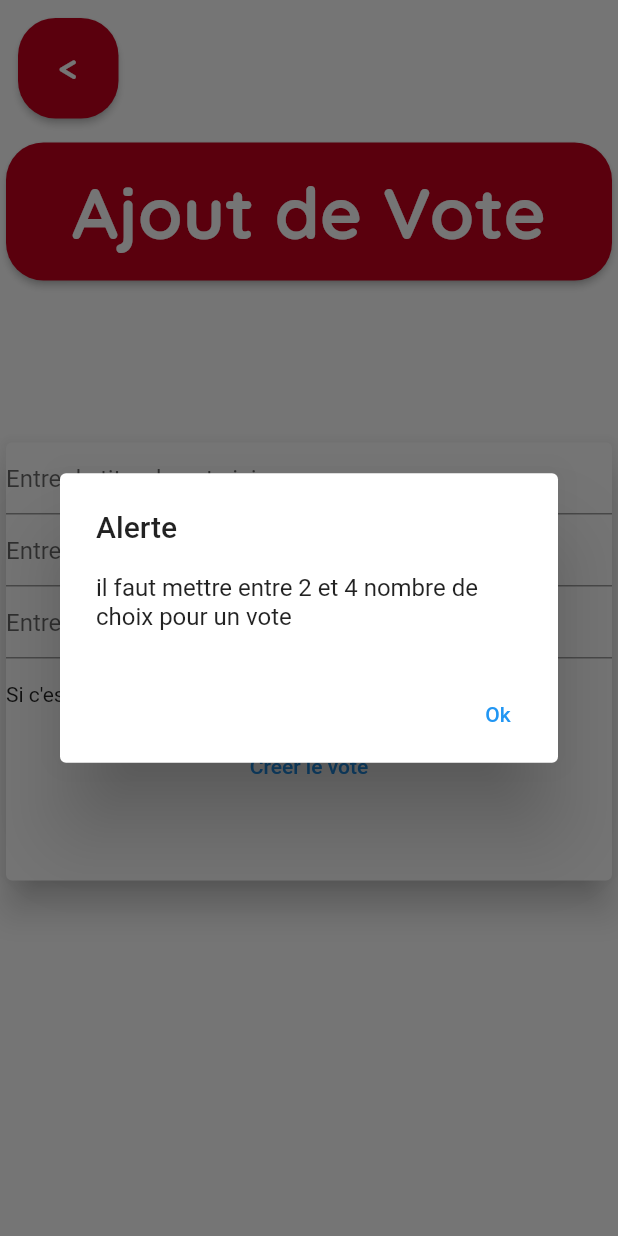
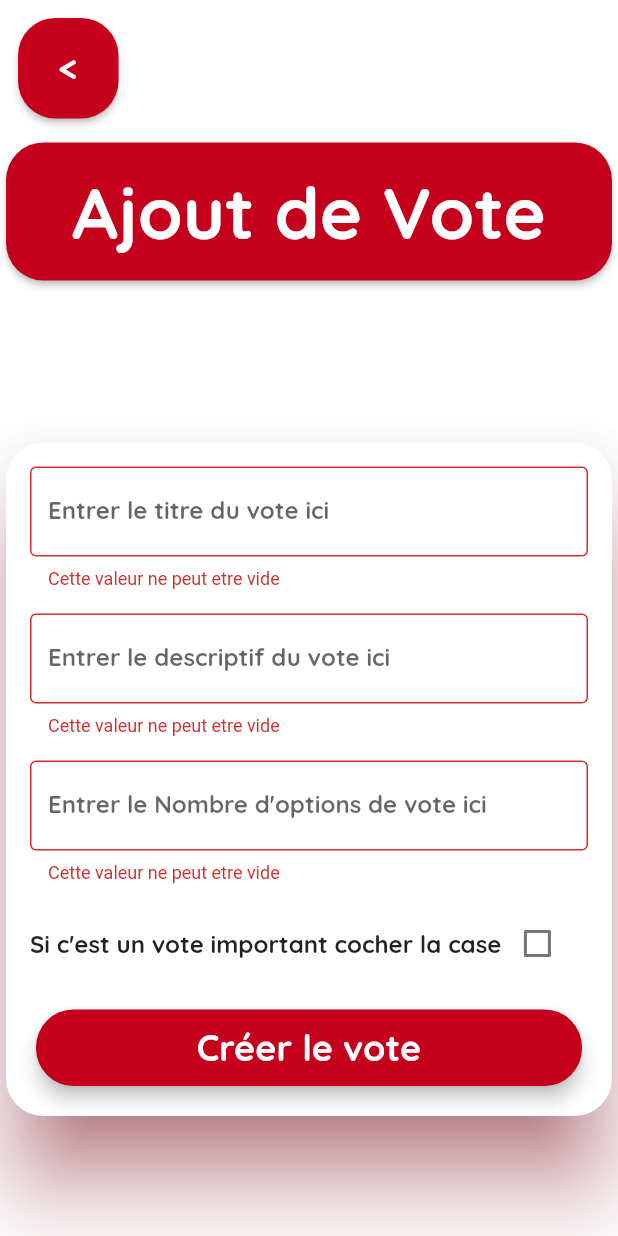
Before and after one commit to Majestyk228/3MOC-AnnualProject, a Flutter app: the AddVoteView widget shown alone on an empty page, opened directly, after a tap on "Créer le vote", on a phone screen of 412 x 824 dp. Run offline on Flutter 3.47's test engine with Material 2 defaults, Android fonts, the phone set to English and light mode, and no system bars; missing offline and left inert: side_navigation; network calls fail.

Commit message:
add vote view ui

```diff
--- a/ExprimonsAdmin/lib/Child/addvoteview.dart
+++ b/ExprimonsAdmin/lib/Child/addvoteview.dart
@@ -1,4 +1,5 @@
 import 'package:exprimons_nous/Colors.dart';
+import 'package:exprimons_nous/component/dialogaddoptionvote.dart';
 import 'package:exprimons_nous/objects/optionvote.dart';
 import 'package:exprimons_nous/objects/votes.dart';
 import 'package:exprimons_nous/TextStyle.dart';
@@ -18,6 +19,11 @@ class _AddVoteViewState extends State<AddVoteView> {
   late TextEditingController nbChoice;
   bool important = false;
   late List<OptionVotes> optionVotes;
+  bool _validateTitle = true;
+  bool _validateBody = true;
+  bool _validateNbChoice = true;
+
+  String errorMessageNbChoice = "Cette valeur ne peut etre vide";
 
   @override
   void initState() {
@@ -93,25 +99,84 @@ class _AddVoteViewState extends State<AddVoteView> {
           ),
           Center(
             child: Container(
-              width: 500,
-              height: 300,
+              width: 1000,
               child: Card(
-                elevation: 10,
+                shadowColor: DarkRedColor,
+                shape: RoundedRectangleBorder(
+                    borderRadius: BorderRadius.circular(25)),
+                elevation: 25,
+                child: Padding(
+                  padding: const EdgeInsets.all(8.0),
                   child: Column(
                     children: [
-                    TextField(
+                      Padding(
+                        padding: const EdgeInsets.all(8.0),
+                        child: TextField(
+                          style: InputStyle,
                           controller: title,
                           autocorrect: true,
                           decoration: InputDecoration(
-                          hintText: 'Entrer le titre du vote ici'),
+                            focusedBorder: OutlineInputBorder(
+                                borderSide:
+                                    BorderSide(color: DarkRedColor, width: 2)),
+                            border: OutlineInputBorder(
+                              borderSide: const BorderSide(
+                                  color: Color(0xFFFFCBD0), width: 3.0),
                             ),
-                    TextField(
+                            labelText: 'Entrer le titre du vote ici',
+                            floatingLabelStyle: TextStyle(color: Colors.red),
+                            errorText: _validateTitle
+                                ? 'Cette valeur ne peut etre vide'
+                                : null,
+                          ),
+                          onChanged: (text) {
+                            setState(() {
+                              if (text == "") {
+                                _validateTitle = true;
+                              } else {
+                                _validateTitle = false;
+                              }
+                            });
+                          },
+                        ),
+                      ),
+                      Padding(
+                        padding: const EdgeInsets.all(8.0),
+                        child: TextField(
+                          style: InputStyle,
+                          minLines: 1,
+                          maxLines: 5,
                           controller: body,
                           autocorrect: true,
                           decoration: InputDecoration(
-                          hintText: 'Entrer le descriptif du vote ici'),
+                            focusedBorder: OutlineInputBorder(
+                                borderSide:
+                                    BorderSide(color: DarkRedColor, width: 2)),
+                            border: OutlineInputBorder(
+                              borderSide: const BorderSide(
+                                  color: Color(0xFFFFCBD0), width: 3.0),
                             ),
-                    TextField(
+                            labelText: 'Entrer le descriptif du vote ici',
+                            floatingLabelStyle: TextStyle(color: Colors.red),
+                            errorText: _validateBody
+                                ? 'Cette valeur ne peut etre vide'
+                                : null,
+                          ),
+                          onChanged: (text) {
+                            setState(() {
+                              if (text == "") {
+                                _validateBody = true;
+                              } else {
+                                _validateBody = false;
+                              }
+                            });
+                          },
+                        ),
+                      ),
+                      Padding(
+                        padding: const EdgeInsets.all(8.0),
+                        child: TextField(
+                          style: InputStyle,
                           controller: nbChoice,
                           autocorrect: true,
                           keyboardType: TextInputType.number,
@@ -122,11 +187,45 @@ class _AddVoteViewState extends State<AddVoteView> {
                             FilteringTextInputFormatter.digitsOnly
                           ],
                           decoration: InputDecoration(
-                          hintText: 'Entrer le nombre de choix ici'),
+                            focusedBorder: OutlineInputBorder(
+                                borderSide:
+                                    BorderSide(color: DarkRedColor, width: 2)),
+                            border: OutlineInputBorder(
+                              borderSide: const BorderSide(
+                                  color: Color(0xFFFFCBD0), width: 3.0),
                             ),
-                    Row(
+                            labelText: "Entrer le Nombre d'options de vote ici",
+                            hintText: "3",
+                            floatingLabelStyle: TextStyle(color: Colors.red),
+                            errorText:
+                                _validateNbChoice ? errorMessageNbChoice : null,
+                          ),
+                          onChanged: (text) {
+                            setState(() {
+                              if (text == "") {
+                                _validateNbChoice = true;
+                                errorMessageNbChoice =
+                                    'Cette valeur ne peut etre vide';
+                              } else if (int.parse(text) >= 5 ||
+                                  int.parse(text) <= 1) {
+                                _validateNbChoice = true;
+                                errorMessageNbChoice =
+                                    "Veuillez rentrer un chiffre entre 2 et 4";
+                              } else {
+                                _validateNbChoice = false;
+                              }
+                            });
+                          },
+                        ),
+                      ),
+                      Padding(
+                        padding: const EdgeInsets.all(8.0),
+                        child: Row(
                           children: [
-                        Text("Si c'est un vote important cocher la case"),
+                            Text(
+                              "Si c'est un vote important cocher la case",
+                              style: InputStyle,
+                            ),
                             Checkbox(
                               value: important,
                               onChanged: (bool? value) {
@@ -137,119 +236,43 @@ class _AddVoteViewState extends State<AddVoteView> {
                             ),
                           ],
                         ),
-                    TextButton(
+                      ),
+                      Container(
+                        width: 400,
+                        height: 75,
+                        child: Padding(
+                          padding: EdgeInsets.all(8.0),
+                          child: Card(
+                            shape: RoundedRectangleBorder(
+                                borderRadius: BorderRadius.circular(25)),
+                            color: DarkRedColor,
+                            elevation: 5,
+                            child: TextButton(
                                 onPressed: () async {
-                          if (nbChoice.text == "" ||
-                              int.parse(nbChoice.text) >= 5 ||
-                              int.parse(nbChoice.text) <= 1) {
-                            showDialog(
-                              context: context,
-                              builder: (BuildContext context) => AlertDialog(
-                                title: const Text('Alerte'),
-                                content: const Text(
-                                    'il faut mettre entre 2 et 4 nombre de choix pour un vote'),
-                                actions: <Widget>[
-                                  TextButton(
-                                    onPressed: () async {
-                                      Navigator.pop(context, 'ok');
-                                    },
-                                    child: const Text('Ok'),
-                                  ),
-                                ],
-                              ),
-                            );
+                                  if (_validateTitle == true ||
+                                      _validateBody == true ||
+                                      _validateNbChoice == true) {
+                                    setState(() {});
                                   } else {
-
-                            optionVotes = List<OptionVotes>.generate(int.parse(nbChoice.text), (int index) =>OptionVotes());
+                                    optionVotes = List<OptionVotes>.generate(
+                                        int.parse(nbChoice.text),
+                                        (int index) => OptionVotes());
                                     showDialog(
                                         context: context,
                                         builder: (BuildContext context) {
-                                  return Dialog(
-                                    child: Container(
-                                      width: 700,
-                                      height: 300,
-                                      color: ultraLightRedColor,
-                                      child: Column(
-                                        children: [
-                                          Container(
-                                            width: 700,
-                                            height: 200,
-                                            child: Row(
-                                              children: [
-                                                Expanded(
-                                                  child: ListView.builder(
-                                                      scrollDirection:
-                                                          Axis.horizontal,
-                                                      shrinkWrap: true,
-                                                      addRepaintBoundaries:
-                                                          true,
-                                                      itemCount: int.parse(
-                                                          nbChoice.text),
-                                                      itemBuilder:
-                                                          (context, index) {
-                                                        return Card(
-                                                          elevation: 10,
-                                                          child: Padding(
-                                                            padding:
-                                                                const EdgeInsets
-                                                                    .all(8.0),
-                                                            child: Column(
-                                                              children: [
-                                                                Container(
-                                                                  width: 150,
-                                                                  height: 100,
-                                                                  child:
-                                                                      TextField(
-                                                                    onChanged:
-                                                                        (text) {
-                                                                      optionVotes[index].label = text;
+                                          return DialogAddOptionVote(nbChoice: int.parse(nbChoice.text),title: title.text,body: body.text,important: important,) ;
+                                        });
+                                  }
                                 },
-                                                                    autocorrect:
-                                                                        true,
-                                                                    decoration: InputDecoration(
-                                                                        hintText:
-                                                                            'option ${index + 1} '),
+                                child: Text(
+                                  "Créer le vote",
+                                  style: RedButtonStyle,
+                                )),
+                          ),
                         ),
                       ),
                     ],
                   ),
-                                                          ),
-                                                        );
-                                                      }),
-                                                ),
-                                              ],
-                                            ),
-                                          ),
-                                          TextButton(
-                                              onPressed: () async {
-                                                final idVote = await addVotes(
-                                                    title.text,
-                                                    body.text,
-                                                    nbChoice.text,
-                                                    important);
-
-                                                for (int i = 0;
-                                                    i < optionVotes.length;
-                                                    i++) {
-                                                  print(optionVotes[i].label);
-                                                  optionVotes[i].idVote =
-                                                      idVote;
-                                                }
-                                                addOptionVotes(optionVotes);
-                                                Navigator.pop(context);
-                                                Navigator.pop(context);
-                                              },
-                                              child: Text(
-                                                  "Créer les options du vote")),
-                                        ],
-                                      ),
-                                    ),
-                                  );
-                                });
-                          }
-                        },
-                        child: Text("Créer le vote")),
-                  ],
                 ),
               ),
             ),
```
Also changed, not shown: ExprimonsAdmin/lib/component/dialogaddoptionvote.dart (added, +150 -0 lines). Lines whose indentation alone changed are shown as unchanged.
